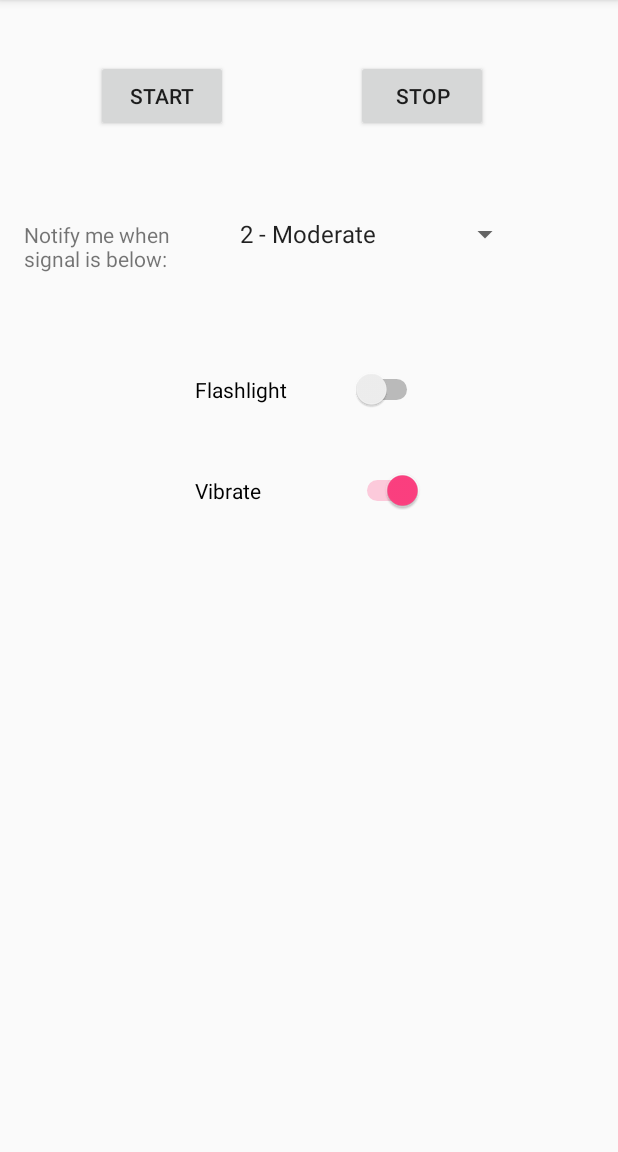
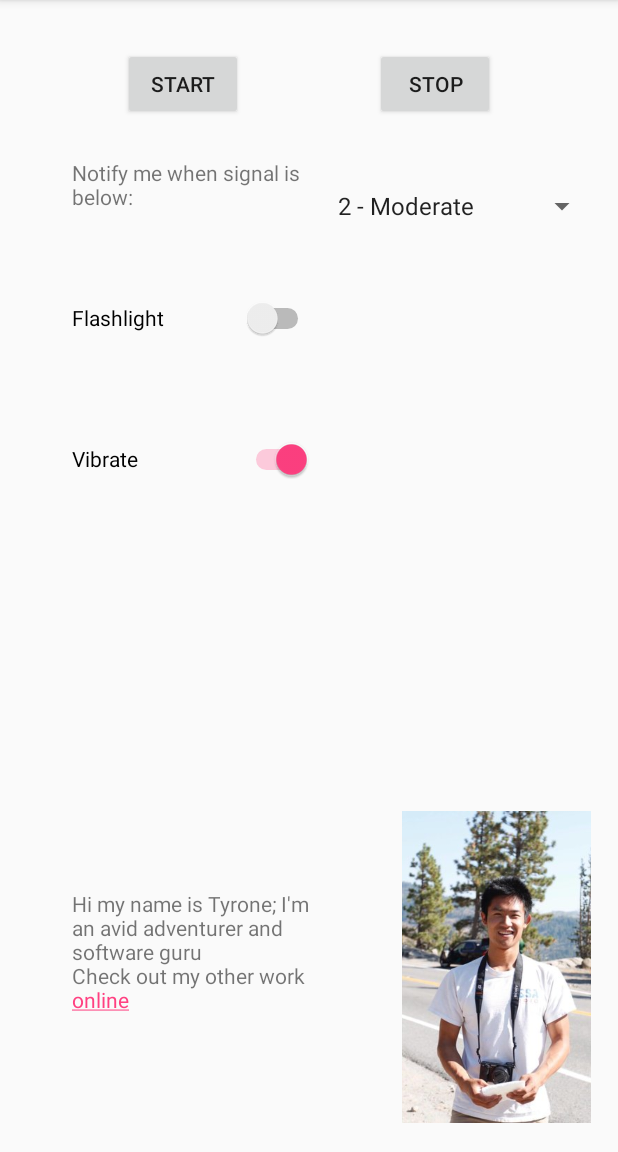
Before and after one commit to tkyanaga/LowSignalWarning, an Android app: the screen it shows after launch (MainActivity), on a phone screen of 412 x 824 dp, the part 84-1236 px from its top. Run offline under Robolectric (Android 15) with nearby library versions, the phone set to English and light mode, and no system bars.

Commit message:
ui Update: put links in image, changed to constraintLayout

```diff
--- a/app/build.gradle
+++ b/app/build.gradle
@@ -27,4 +27,5 @@ dependencies {
     compile 'com.android.support:appcompat-v7:25.3.1'
     compile 'com.android.support:design:25.3.1'
     testCompile 'junit:junit:4.12'
+    compile 'com.android.support.constraint:constraint-layout:1.0.2'
 }
--- a/app/src/main/AndroidManifest.xml
+++ b/app/src/main/AndroidManifest.xml
@@ -5,6 +5,7 @@
     <uses-permission android:name="android.permission.VIBRATE" />
     <uses-permission android:name="android.permission.READ_PHONE_STATE" />
     <uses-permission android:name="android.permission.CAMERA"/>
+    <uses-permission android:name="android.permission.INTERNET" />
     <uses-feature android:name="android.hardware.camera.flash" />
 
 
@@ -29,11 +30,11 @@
 
         <service
             android:name=".CellServiceListener"
-            android:enabled="true"></service>
+            android:enabled="true" />
         <service
             android:name=".CellCallListener"
             android:enabled="true"
-            android:exported="true"></service>
+            android:exported="true" />
     </application>
 
 </manifest>
--- a/app/src/main/java/com/example/tyrone/lowsignalwarning/MainActivity.java
+++ b/app/src/main/java/com/example/tyrone/lowsignalwarning/MainActivity.java
@@ -4,6 +4,8 @@ package com.example.tyrone.lowsignalwarning;
 import android.Manifest;
 import android.content.Intent;
 import android.content.pm.PackageManager;
+import android.net.Uri;
+import android.nfc.Tag;
 import android.os.Bundle;
 
 import android.support.v4.content.ContextCompat;
@@ -127,4 +129,16 @@ public class MainActivity extends AppCompatActivity implements View.OnClickListe
         Utils.showToast("stop warning", getApplicationContext());
         stopService(new Intent(this, CellCallListener.class));
     }
+
+    //shamelessPlug
+    public void openPage(View view){
+        String url = (String)view.getTag();
+        Intent intent = new Intent();
+        intent.setAction(Intent.ACTION_VIEW);
+        intent.addCategory(Intent.CATEGORY_BROWSABLE);
+        //pass the url to intent data
+        intent.setData(Uri.parse(url));
+
+        startActivity(intent);
+    }
 }
--- a/app/src/main/res/layout/activity_main.xml
+++ b/app/src/main/res/layout/activity_main.xml
@@ -1,69 +1,131 @@
 <?xml version="1.0" encoding="utf-8"?>
-<TableLayout xmlns:android="http://schemas.android.com/apk/res/android"
+<android.support.constraint.ConstraintLayout xmlns:android="http://schemas.android.com/apk/res/android"
+    xmlns:app="http://schemas.android.com/apk/res-auto"
+    xmlns:tools="http://schemas.android.com/tools"
     android:layout_width="match_parent"
     android:layout_height="match_parent">
 
-    <TableRow
-        android:id="@+id/tableRow1"
-        android:layout_width="match_parent"
-        android:layout_height="wrap_content"
-        android:layout_marginTop="40dp"
-        android:gravity="center_horizontal">
         <Button
             android:id="@+id/start_service"
             android:layout_width="80dp"
             android:text="@string/start_service"
-            android:layout_gravity="center_horizontal"/>
+            android:layout_height="wrap_content"
+            app:layout_constraintTop_toTopOf="parent"
+            android:layout_marginTop="32dp"
+            android:layout_marginLeft="82dp"
+            app:layout_constraintLeft_toLeftOf="parent" />
+
         <Button
             android:id="@+id/stop_service"
             android:layout_width="80dp"
+            android:layout_gravity="center_horizontal"
             android:text="@string/stop_service"
-            android:layout_gravity="center_horizontal"/>
+            android:layout_height="wrap_content"
+            android:layout_marginTop="32dp"
+            app:layout_constraintTop_toTopOf="parent"
+            android:layout_marginRight="82dp"
+            app:layout_constraintRight_toRightOf="parent" />
 
-    </TableRow>
 
-    <TableRow
-        android:layout_marginTop="40dp">
     <TextView
-            android:id="@+id/message"
-            android:layout_width="120dp"
-            android:layout_height="46dp"
-            android:layout_marginBottom="@dimen/activity_vertical_margin"
-            android:layout_marginLeft="@dimen/activity_horizontal_margin"
-            android:layout_marginRight="@dimen/activity_horizontal_margin"
-            android:layout_marginTop="@dimen/activity_vertical_margin"
-            android:text="@string/low_signal_threshold" />
+        android:id="@+id/notify_note"
+        android:layout_width="153dp"
+        android:layout_height="60dp"
+        android:layout_marginLeft="48dp"
+        android:layout_marginTop="105dp"
+        android:text="@string/low_signal_threshold"
+        app:layout_constraintLeft_toLeftOf="parent"
+        app:layout_constraintTop_toTopOf="parent"
+        tools:layout_constraintBottom_creator="1"
+        tools:layout_constraintLeft_creator="1"
+        tools:layout_constraintRight_creator="1" />
 
     <Spinner
         android:id="@+id/notify_level_spinner"
-            android:layout_width="195dp"
-            android:layout_height="wrap_content"
-            android:layout_marginTop="16dp" />
+        android:layout_width="181dp"
+        android:layout_height="64dp"
+        android:layout_marginLeft="8dp"
+        android:layout_marginRight="8dp"
+        android:layout_marginTop="105dp"
+        app:layout_constraintHorizontal_bias="0.607"
+        app:layout_constraintLeft_toRightOf="@+id/notify_note"
+        app:layout_constraintRight_toRightOf="parent"
+        app:layout_constraintTop_toTopOf="parent"
+        tools:layout_constraintBottom_creator="1"
+        tools:layout_constraintLeft_creator="1"
+        tools:layout_constraintRight_creator="1"
+        tools:layout_editor_absoluteX="242dp"
+        tools:layout_editor_absoluteY="112dp" />
 
-
-
-    </TableRow>
-
-    <TableRow
-        android:layout_marginTop="40dp"
-        android:gravity="center_horizontal">
 
     <Switch
         android:id="@+id/lightSwitch"
-            android:text="@string/flashlight" />
+        android:layout_width="161dp"
+        android:layout_height="77dp"
+        android:layout_marginLeft="48dp"
+        android:text="@string/flashlight"
+        app:layout_constraintLeft_toLeftOf="parent"
+        tools:layout_constraintBottom_creator="1"
+        tools:layout_constraintLeft_creator="1"
+        tools:layout_constraintRight_creator="1"
+        android:layout_marginTop="8dp"
+        app:layout_constraintTop_toBottomOf="@+id/notify_note" />
 
-    </TableRow>
-    <TableRow
-        android:layout_marginTop="40dp"
-        android:gravity="center_horizontal">
 
     <Switch
         android:id="@+id/vibrateSwitch"
-            android:text="@string/vibrate" />
-
-    </TableRow>
+        android:layout_width="160dp"
+        android:layout_height="80dp"
+        android:layout_marginBottom="151dp"
+        android:layout_marginTop="8dp"
+        android:text="@string/vibrate"
+        app:layout_constraintBottom_toBottomOf="parent"
+        app:layout_constraintLeft_toLeftOf="@+id/lightSwitch"
+        app:layout_constraintRight_toRightOf="@+id/lightSwitch"
+        app:layout_constraintTop_toBottomOf="@+id/lightSwitch"
+        tools:layout_constraintBottom_creator="1"
+        tools:layout_constraintLeft_creator="1"
+        tools:layout_constraintRight_creator="1"
+        app:layout_constraintHorizontal_bias="0.0"
+        app:layout_constraintVertical_bias="0.026" />
 
 
+    <TextView
+        android:text="@string/author_note"
+        android:layout_width="172dp"
+        tools:layout_conversion_absoluteX="0dp"
+        tools:layout_conversion_absoluteY="370dp"
+        tools:layout_conversion_absoluteWidth="152dp"
+        tools:layout_conversion_absoluteHeight="82dp"
+        android:layout_height="157dp"
+        android:layout_marginLeft="48dp"
+        app:layout_constraintLeft_toLeftOf="parent"
+        app:layout_constraintBottom_toBottomOf="parent"
+        android:layout_marginBottom="18dp"
+        android:onClick="openPage"
+        android:tag="@string/website"
+
+        />
+
+    <ImageView
+        android:id="@+id/imageView"
+        android:layout_width="131dp"
+        android:layout_height="208dp"
+        android:adjustViewBounds="true"
+        android:src="@drawable/tahoetyrone"
+        android:onClick="openPage"
+        android:tag="@string/email_me"
+
+        tools:layout_conversion_absoluteHeight="9dp"
+        tools:layout_conversion_absoluteWidth="272dp"
+        tools:layout_conversion_absoluteX="152dp"
+        tools:layout_conversion_absoluteY="370dp"
+        android:layout_marginRight="15dp"
+        app:layout_constraintRight_toRightOf="parent"
+        app:layout_constraintBottom_toBottomOf="parent"
+        android:layout_marginBottom="19dp"
+        tools:layout_editor_absoluteY="376dp"
+        tools:layout_editor_absoluteX="265dp" />
 
 
-</TableLayout>
+</android.support.constraint.ConstraintLayout>
--- a/app/src/main/res/menu/navigation.xml
+++ b/app/src/main/res/menu/navigation.xml
@@ -1,10 +1,5 @@
 <?xml version="1.0" encoding="utf-8"?>
 <menu xmlns:android="http://schemas.android.com/apk/res/android">
-
-    <item
-        android:id="@+id/navigation_home"
-        android:icon="@drawable/ic_home_black_24dp"
-        android:title="@string/title_home" />
 
     <item
         android:id="@+id/navigation_dashboard"
--- a/app/src/main/res/values/strings.xml
+++ b/app/src/main/res/values/strings.xml
@@ -11,6 +11,9 @@
     <string name="signal_key">Signal Key</string>
     <string name="service_threshold">Service Threshold</string>
 
+    <string name="author_note">Hi my name is Tyrone; I\'m an avid adventurer and software guru\nCheck out my other work <a href='http://tkyanaga.info'>online</a></string>
+    <string name="website">http://tkyanaga.info</string>
+    <string name="email_me">mailto:tkyanaga@ucsd.edu</string>
 
 
     <string-array name="signal_level">
```
Also changed, not shown: app/src/main/res/drawable/tahoetyrone.jpg (added). Lines whose indentation alone changed are shown as unchanged.
